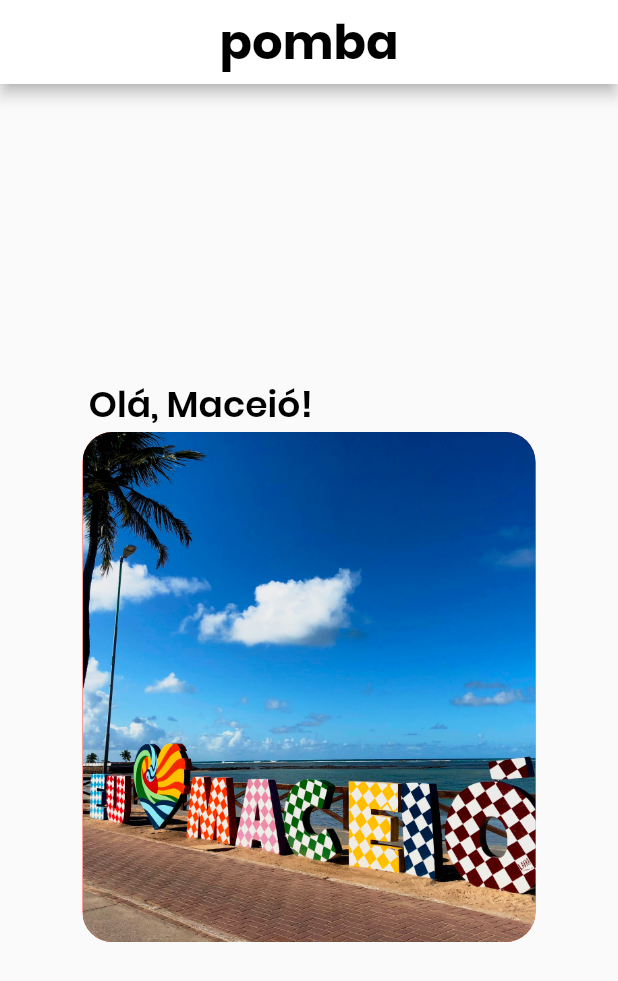
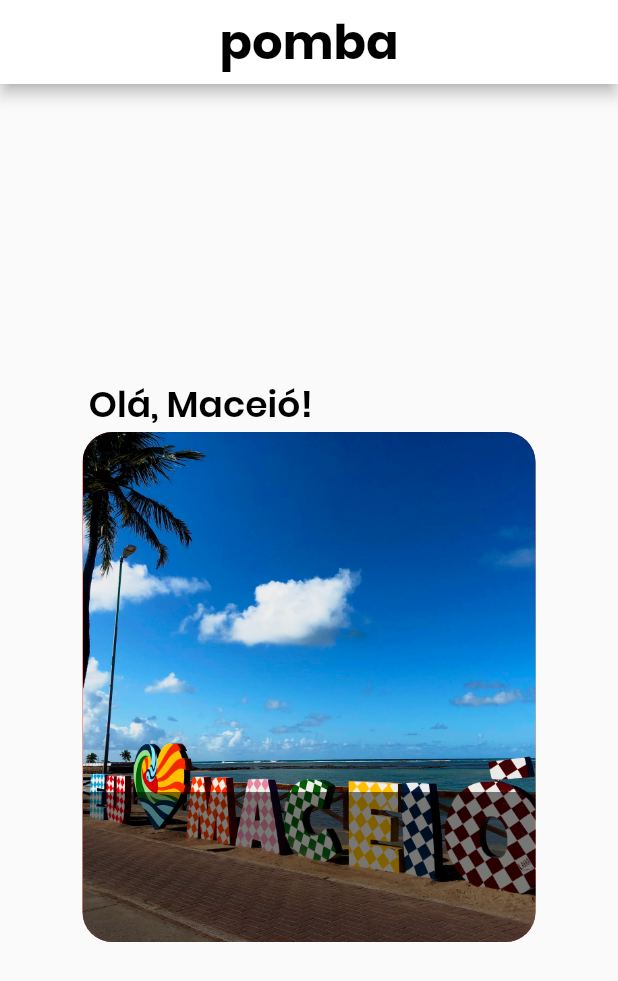
Before and after one commit to fonsecguilherme/app_turismo, a Flutter app: the screen it shows after launch, on a phone screen of 412 x 824 dp. Shown: the top 981 px of the screen. Run offline on Flutter 3.47's test engine with Material 2 defaults, Android fonts, the phone set to English and light mode, and no system bars.

Commit message:
adicionando barra semi transparente

```diff
--- a/lib/screens/welcome_screen.dart
+++ b/lib/screens/welcome_screen.dart
@@ -1,7 +1,10 @@
 import 'package:app_turismo/style.dart';
 import 'package:flutter/material.dart';
+import 'package:app_turismo/models/location.dart';
 
 class WelcomeScreen extends StatelessWidget {
+  final location = Location();
+
   @override
   Widget build(BuildContext context) {
     return Scaffold(
@@ -22,7 +25,9 @@ class WelcomeScreen extends StatelessWidget {
               color: Colors.transparent,
               width: 302.0,
               height: 340.0,
-              child: new Container(
+              child: Stack(
+                children: <Widget>[
+                  new Container(
                     decoration: new BoxDecoration(
                       image: new DecorationImage(
                         image: new AssetImage("assets/images/maceio.jpg"),
@@ -37,10 +42,40 @@ class WelcomeScreen extends StatelessWidget {
                       ),
                     ),
                   ),
+                  Column(
+                    mainAxisAlignment: MainAxisAlignment.end,
+                    crossAxisAlignment: CrossAxisAlignment.stretch,
+                    children: <Widget>[
+                      Container(
+                        padding: EdgeInsets.symmetric(vertical: 50.0),
+                        decoration: BoxDecoration(
+                          color: Colors.black.withOpacity(0.5),
+                          borderRadius: BorderRadius.only(
+                            bottomLeft: const Radius.circular(20.0),
+                            bottomRight: const Radius.circular(20.0),
+                          ),
+                        ),
+                      ),
+                    ],
+                  ),
+                ],
+              ),
             ),
           ),
         ],
       ),
     );
   }
+
+  Widget overlayBar() {
+    return Column(
+      mainAxisAlignment: MainAxisAlignment.end,
+      crossAxisAlignment: CrossAxisAlignment.end,
+      children: <Widget>[
+        Container(
+          decoration: BoxDecoration(color: Colors.black.withOpacity(0.5)),
+        )
+      ],
+    );
   }
+}
```
Lines whose indentation alone changed are shown as unchanged.
